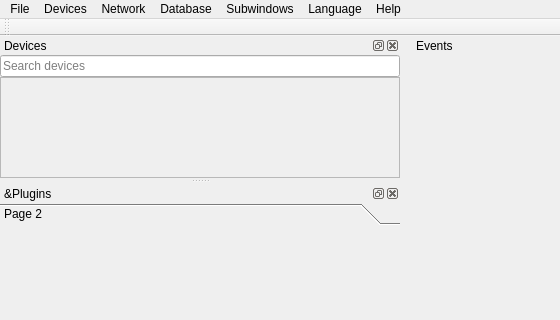
The window that RTOC/RTOC_GUI/ui/rtoc.ui (Haschtl/RealTimeOpenControl) describes before a commit, drawn with Qt 5; both pictures show x 0 to 560 and y 0 to 320 of the 867 by 664 pixel window.
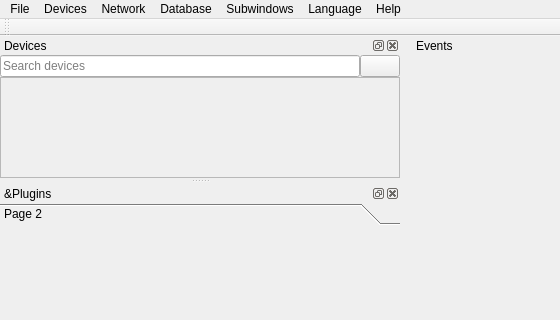
The same window after the commit. Icons and pictures are not drawn.

Diff of the .ui file:
```diff
--- a/RTOC/RTOC_GUI/ui/rtoc.ui
+++ b/RTOC/RTOC_GUI/ui/rtoc.ui
@@ -10,6 +10,12 @@
     <height>664</height>
    </rect>
   </property>
+  <property name="sizePolicy">
+   <sizepolicy hsizetype="Preferred" vsizetype="Preferred">
+    <horstretch>0</horstretch>
+    <verstretch>0</verstretch>
+   </sizepolicy>
+  </property>
   <property name="windowTitle">
    <string>RealTime OpenControl</string>
   </property>
@@ -88,9 +94,14 @@
       <number>0</number>
      </property>
      <item>
+      <layout class="QHBoxLayout" name="horizontalLayout_2">
+       <property name="topMargin">
+        <number>0</number>
+       </property>
+       <item>
       <widget class="QLineEdit" name="searchEdit">
        <property name="sizePolicy">
-        <sizepolicy hsizetype="Ignored" vsizetype="Fixed">
+          <sizepolicy hsizetype="Ignored" vsizetype="Minimum">
          <horstretch>0</horstretch>
          <verstretch>0</verstretch>
         </sizepolicy>
@@ -104,6 +115,25 @@
       </widget>
      </item>
      <item>
+        <widget class="QPushButton" name="refreshDevicesButton">
+         <property name="sizePolicy">
+          <sizepolicy hsizetype="Maximum" vsizetype="Minimum">
+           <horstretch>0</horstretch>
+           <verstretch>0</verstretch>
+          </sizepolicy>
+         </property>
+         <property name="text">
+          <string/>
+         </property>
+         <property name="icon">
+          <iconset>
+           <normaloff>icons/blinking.png</normaloff>icons/blinking.png</iconset>
+         </property>
+        </widget>
+       </item>
+      </layout>
+     </item>
+     <item>
       <widget class="QScrollArea" name="scrollArea_2">
        <property name="sizePolicy">
         <sizepolicy hsizetype="Ignored" vsizetype="Expanding">
```
Left out of the diff: 14 changed lines with no effect on the pictures. Lines whose indentation alone changed are shown as unchanged.
